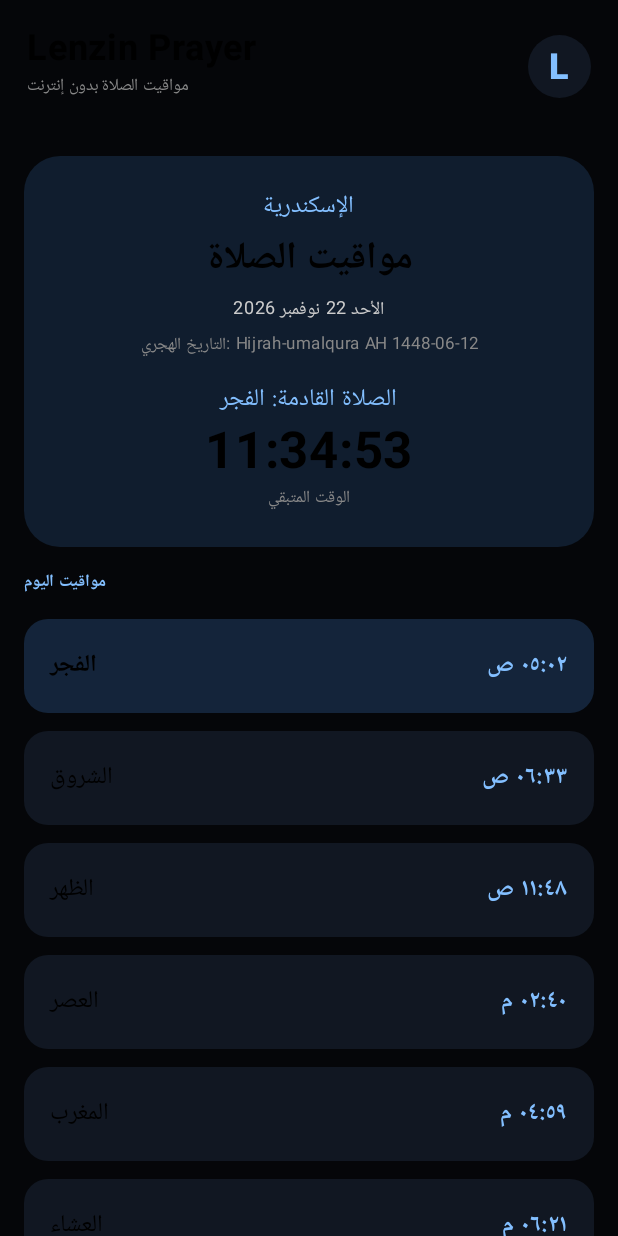
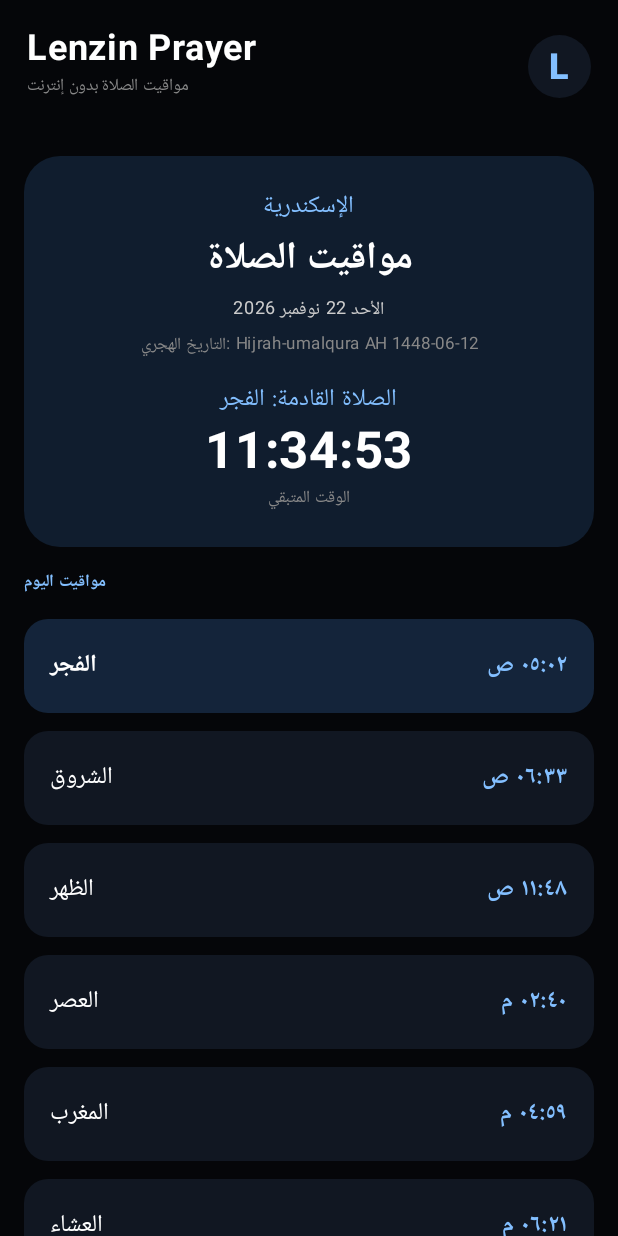
Before and after one commit to ZineFather/LaZine-Prayer, an Android app built with Jetpack Compose: the screen it shows after launch (MainActivity), on a phone screen of 412 x 824 dp. Run offline under Robolectric (Android 15) with nearby library versions, the phone set to English and light mode, and no system bars.

Commit message:
Fix default text contrast on the AMOLED interface

```diff
--- a/app/src/main/java/com/zine/prayer/MainActivity.kt
+++ b/app/src/main/java/com/zine/prayer/MainActivity.kt
@@ -42,7 +42,7 @@ class MainActivity:ComponentActivity(){
  private val permission=registerForActivityResult(ActivityResultContracts.RequestPermission()){}
  override fun onCreate(savedInstanceState:Bundle?){super.onCreate(savedInstanceState); createChannel(this)
   if(Build.VERSION.SDK_INT>=33 && ContextCompat.checkSelfPermission(this,Manifest.permission.POST_NOTIFICATIONS)!=PackageManager.PERMISSION_GRANTED) permission.launch(Manifest.permission.POST_NOTIFICATIONS)
-  setContent { MaterialTheme(colorScheme=darkColorScheme(primary=Blue,background=Black,surface=Panel,onSurface=Color.White,onBackground=Color.White)){ App { url->runCatching{startActivity(Intent(Intent.ACTION_VIEW,Uri.parse(url))) } } } }
+  setContent { MaterialTheme(colorScheme=darkColorScheme(primary=Blue,background=Black,surface=Panel,onSurface=Color.White,onBackground=Color.White)){ Surface(color=Black,contentColor=Color.White,modifier=Modifier.fillMaxSize()){ App { url->runCatching{startActivity(Intent(Intent.ACTION_VIEW,Uri.parse(url))) } } } } }
  }
 }
 @Composable private fun App(open:(String)->Unit){
```
